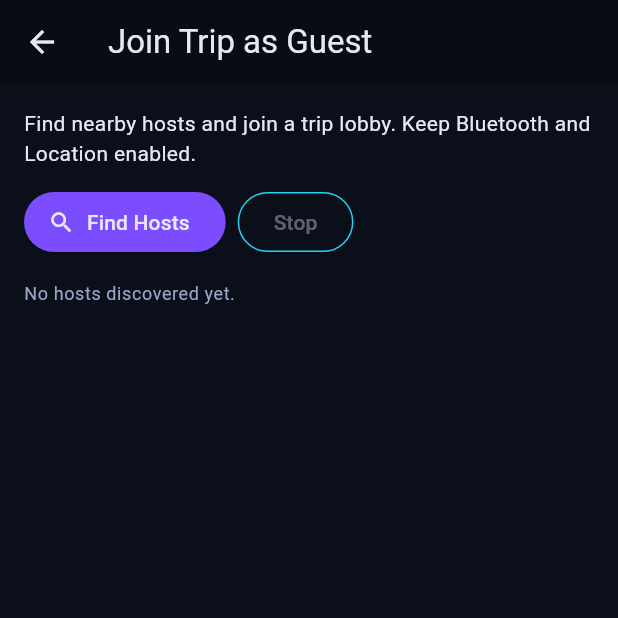
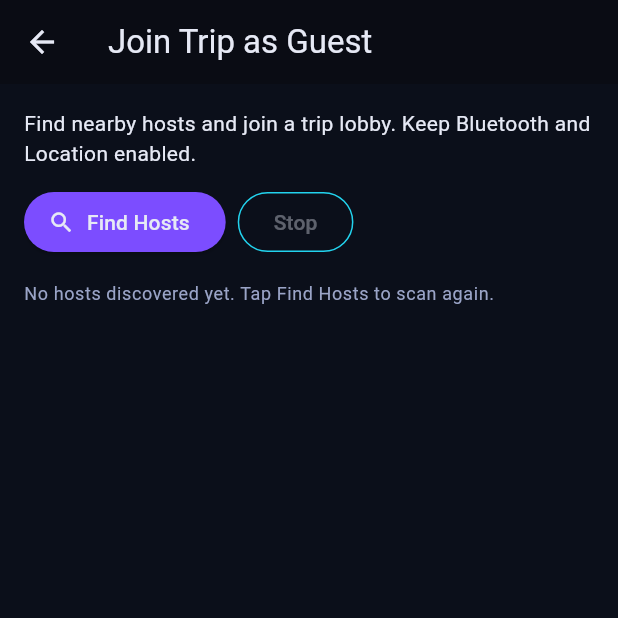
Before and after one commit to R4f4y04/trippin, a Flutter app: the JoinTripEntryScreen screen opened directly, on a phone screen of 412 x 824 dp, the top half of it. Run offline on Flutter 3.47's test engine with Material 3 defaults, Android fonts, the phone set to English and light mode, and no system bars; our stand-ins replace device_info_plus, flutter_riverpod, hive, hive_flutter, permission_handler; missing offline and left inert: nearby_connections; accounts and stored records are empty.

Commit message:
Enhance trip creation and joining UX: improve error handling, status visibility, and permission recovery actions

```diff
--- a/lib/features/join_trip/join_trip_entry_screen.dart
+++ b/lib/features/join_trip/join_trip_entry_screen.dart
@@ -1,6 +1,7 @@
 import 'package:flutter/material.dart';
 import 'package:flutter_riverpod/flutter_riverpod.dart';
 
+import '../../core/models/connection_state.dart';
 import '../../core/models/discovered_device.dart';
 import '../../core/riverpod/connection_provider.dart';
 
@@ -13,12 +14,18 @@ class JoinTripEntryScreen extends ConsumerStatefulWidget {
 }
 
 class _JoinTripEntryScreenState extends ConsumerState<JoinTripEntryScreen> {
-  bool _isSearching = false;
-
   @override
   Widget build(BuildContext context) {
     final state = ref.watch(connectionControllerProvider);
     final devices = state.discoveredDevices;
+    final isCheckingPermissions =
+        state.status == ConnectionStatus.checkingPermissions;
+    final isDiscovering = state.status == ConnectionStatus.discovering;
+    final isSearching = isCheckingPermissions || isDiscovering;
+    final isPermissionDenied =
+        state.status == ConnectionStatus.permissionDenied;
+    final hasError =
+        state.errorMessage != null && state.errorMessage!.isNotEmpty;
 
     return Scaffold(
       appBar: AppBar(title: const Text('Join Trip as Guest')),
@@ -35,28 +42,58 @@ class _JoinTripEntryScreenState extends ConsumerState<JoinTripEntryScreen> {
             Row(
               children: [
                 ElevatedButton.icon(
-                  onPressed: _isSearching ? null : _startDiscovery,
+                  onPressed: isSearching ? null : _startDiscovery,
                   icon: const Icon(Icons.search),
-                  label: Text(_isSearching ? 'Searching...' : 'Find Hosts'),
+                  label: Text(isSearching ? 'Searching...' : 'Find Hosts'),
                 ),
                 const SizedBox(width: 8),
                 OutlinedButton(
-                  onPressed: _isSearching ? _stopDiscovery : null,
+                  onPressed: isDiscovering ? _stopDiscovery : null,
                   child: const Text('Stop'),
                 ),
               ],
             ),
+            if (state.statusMessage != null &&
+                state.statusMessage!.isNotEmpty) ...[
+              const SizedBox(height: 12),
+              Text(
+                state.statusMessage!,
+                style: Theme.of(context).textTheme.bodySmall,
+              ),
+            ],
+            if (hasError) ...[
+              const SizedBox(height: 12),
+              Text(
+                state.errorMessage!,
+                style: Theme.of(context).textTheme.bodySmall?.copyWith(
+                  color: Theme.of(context).colorScheme.error,
+                ),
+              ),
+            ],
+            if (isPermissionDenied) ...[
+              const SizedBox(height: 12),
+              OutlinedButton.icon(
+                onPressed: () => ref
+                    .read(connectionControllerProvider.notifier)
+                    .openPermissionSettings(),
+                icon: const Icon(Icons.settings),
+                label: const Text('Open Permission Settings'),
+              ),
+            ],
             const SizedBox(height: 16),
             if (devices.isEmpty)
               Text(
-                'No hosts discovered yet.',
+                isSearching
+                    ? 'Searching for nearby hosts...'
+                    : 'No hosts discovered yet. Tap Find Hosts to scan again.',
                 style: Theme.of(context).textTheme.bodySmall,
               )
             else
               Expanded(
                 child: ListView.separated(
                   itemCount: devices.length,
-                  separatorBuilder: (_, __) => const Divider(height: 1),
+                  separatorBuilder: (context, index) =>
+                      const Divider(height: 1),
                   itemBuilder: (context, index) {
                     final device = devices[index];
                     return ListTile(
@@ -76,14 +113,11 @@ class _JoinTripEntryScreenState extends ConsumerState<JoinTripEntryScreen> {
   }
 
   Future<void> _startDiscovery() async {
-    setState(() => _isSearching = true);
     await ref.read(connectionControllerProvider.notifier).startGuestScan();
   }
 
   Future<void> _stopDiscovery() async {
     await ref.read(connectionControllerProvider.notifier).stopGuestScan();
-    if (!mounted) return;
-    setState(() => _isSearching = false);
   }
 
   Future<void> _connect(DiscoveredDevice device) async {
--- a/lib/features/start_trip/start_trip_screen.dart
+++ b/lib/features/start_trip/start_trip_screen.dart
@@ -68,6 +68,7 @@ class _StartTripScreenState extends ConsumerState<StartTripScreen> {
 
     setState(() => _isCreating = true);
 
+    try {
       await ref
           .read(tripControllerProvider.notifier)
           .createTrip(title: tripName, ownerName: ownerName);
@@ -75,9 +76,16 @@ class _StartTripScreenState extends ConsumerState<StartTripScreen> {
       await ref.read(expensesControllerProvider.notifier).refresh();
 
       if (!mounted) return;
-    setState(() => _isCreating = false);
       Navigator.of(context).pop();
       _showSnack('Trip created');
+    } catch (_) {
+      if (!mounted) return;
+      _showSnack('Failed to create trip. Please try again.');
+    } finally {
+      if (mounted) {
+        setState(() => _isCreating = false);
+      }
+    }
   }
 
   void _showSnack(String message) {
```
Also changed, not shown: 2 other files. Lines whose indentation alone changed are shown as unchanged.
